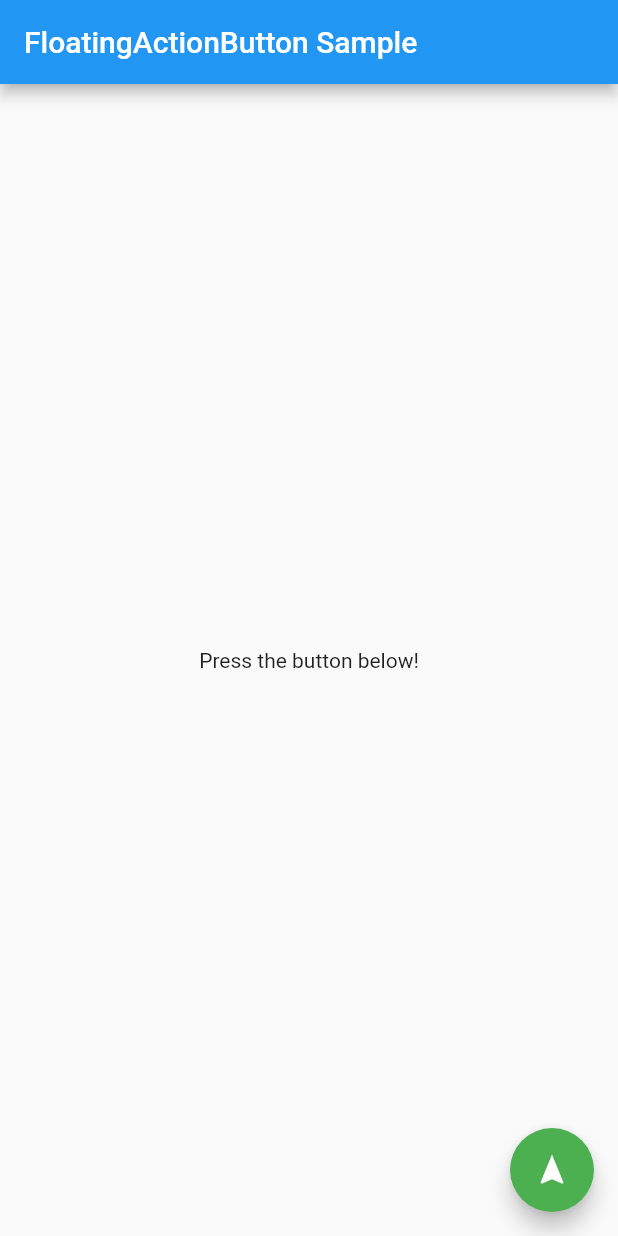
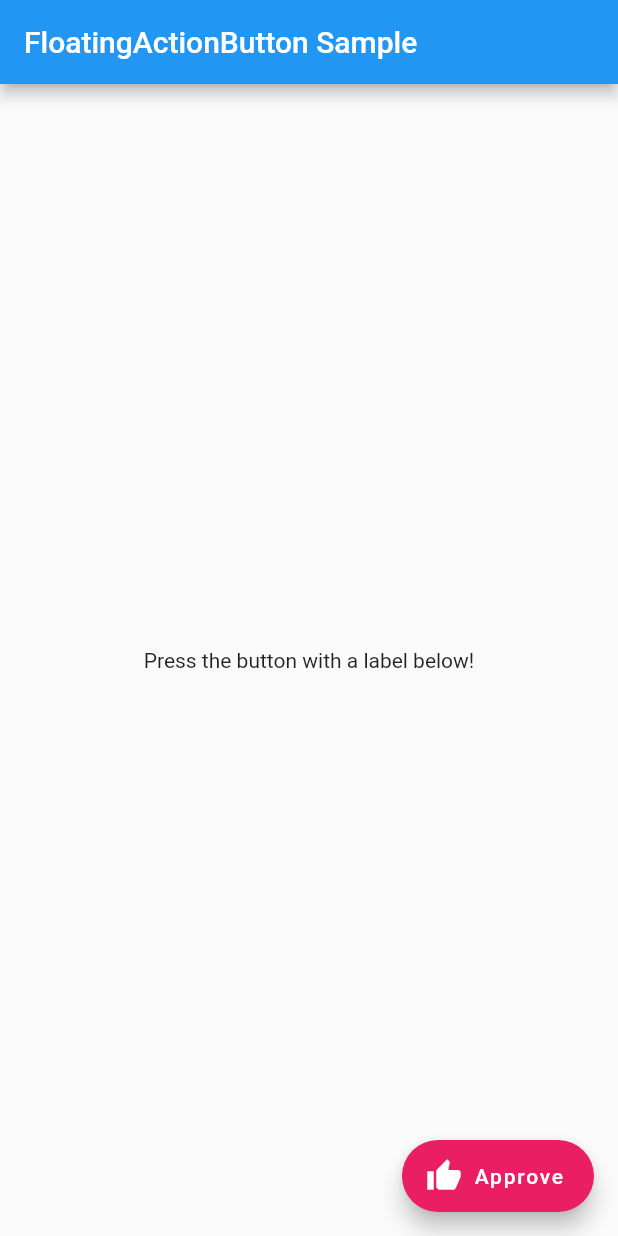
Before and after one commit to lisper-inmove/flutter-examples, a Flutter app: the screen it shows after launch, on a phone screen of 412 x 824 dp. Run offline on Flutter 3.47's test engine with Material 2 defaults, Android fonts, the phone set to English and light mode, and no system bars.

Commit message:
FloatingActionButton.extended Example

```diff
--- a/lib/main.dart
+++ b/lib/main.dart
@@ -22,13 +22,16 @@ class FabExample extends StatelessWidget {
       appBar: AppBar(
         title: const Text('FloatingActionButton Sample'),
       ),
-      body: const Center(child: Text('Press the button below!')),
-      floatingActionButton: FloatingActionButton(
+      body: const Center(
+        child: Text('Press the button with a label below!'),
+      ),
+      floatingActionButton: FloatingActionButton.extended(
         onPressed: () {
           // Add your onPressed code here!
         },
-        backgroundColor: Colors.green,
-        child: const Icon(Icons.navigation),
+        label: const Text('Approve'),
+        icon: const Icon(Icons.thumb_up),
+        backgroundColor: Colors.pink,
       ),
     );
   }
```
